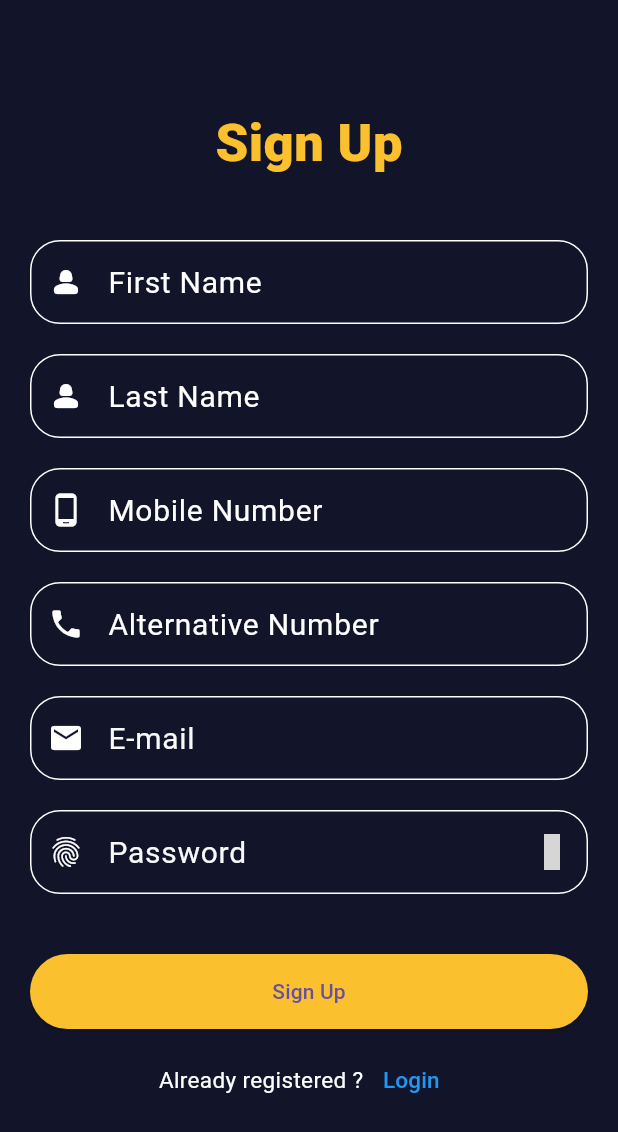
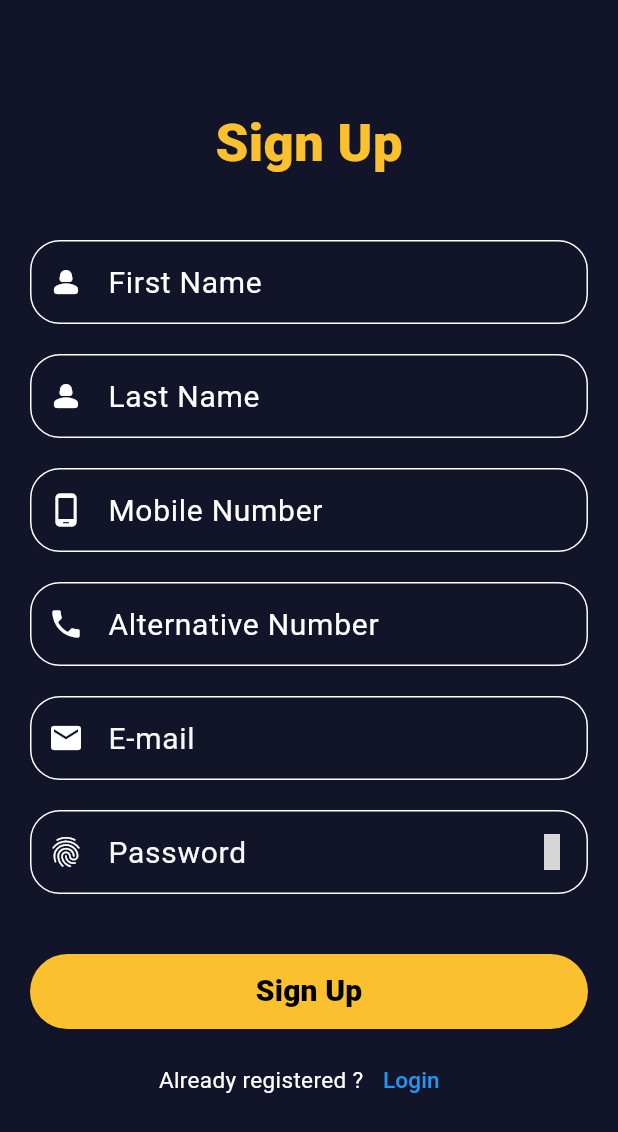
Before and after one commit to NirashaNirmani/pizza_app, a Flutter app: the SignUpScreen screen opened directly, on a phone screen of 412 x 824 dp. Shown: the top 1132 px of the screen. Run offline on Flutter 3.47's test engine with Material 3 defaults, Android fonts, the phone set to English and light mode, and no system bars; our stand-ins replace flutter_rating_bar, get, iconsax; Roboto replaces fonts that are missing (Times New Roman); grey boxes are pictures that could not be loaded.

```diff
--- a/lib/screens/authentication/signup.dart
+++ b/lib/screens/authentication/signup.dart
@@ -283,7 +283,11 @@ class SignUpScreen extends StatelessWidget {
                                       Get.to(const NavigationMenu());
                                     }
                                   },
-                                  child: const Text("Sign Up")),
+                                  child: const Text("Sign Up",
+                                      style: TextStyle(
+                                          fontSize: 20,
+                                          fontWeight: FontWeight.w800,
+                                          color: Colors.black))),
                             ),
                             const SizedBox(
                               height: 10,
```
